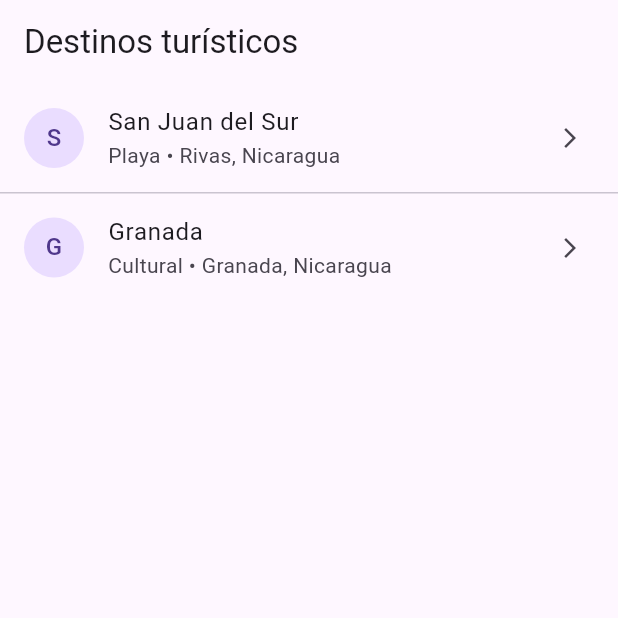
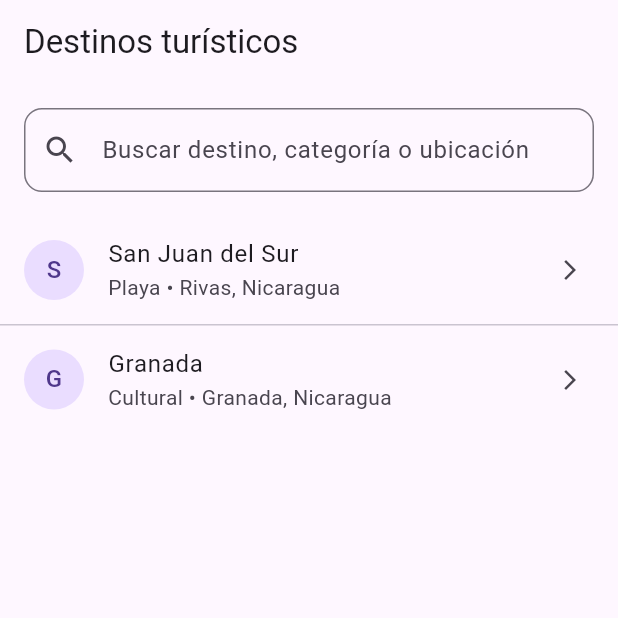
Before and after one commit to JeanMorales2/fama_app, a Flutter app: the screen it shows after launch, on a phone screen of 412 x 824 dp, the top half of it. Run offline on Flutter 3.47's test engine with Material 3 defaults, Android fonts, the phone set to English and light mode, and no system bars; our stand-ins replace flutter_map, latlong2.

Commit message:
feat: add offline search in destinations list

```diff
--- a/lib/presentation/pages/destinations_page.dart
+++ b/lib/presentation/pages/destinations_page.dart
@@ -16,8 +16,10 @@ class DestinationsPage extends StatefulWidget {
 class _DestinationsPageState extends State<DestinationsPage> {
   late final GetDestinations _getDestinations;
   List<Destination> _destinations = [];
+  List<Destination> _filteredDestinations = [];
   bool _isLoading = true;
   String? _errorMessage;
+  final TextEditingController _searchController = TextEditingController();
 
   @override
   void initState() {
@@ -32,11 +34,18 @@ class _DestinationsPageState extends State<DestinationsPage> {
     _loadDestinations();
   }
 
+  @override
+  void dispose() {
+    _searchController.dispose();
+    super.dispose();
+  }
+
   Future<void> _loadDestinations() async {
     try {
       final result = await _getDestinations();
       setState(() {
         _destinations = result;
+        _filteredDestinations = result;
         _isLoading = false;
       });
     } catch (e) {
@@ -45,6 +54,23 @@ class _DestinationsPageState extends State<DestinationsPage> {
         _isLoading = false;
       });
     }
+  }
+
+  void _filterDestinations(String query) {
+    final normalizedQuery = query.toLowerCase().trim();
+
+    setState(() {
+      if (normalizedQuery.isEmpty) {
+        _filteredDestinations = _destinations;
+        return;
+      }
+
+      _filteredDestinations = _destinations.where((destination) {
+        return destination.name.toLowerCase().contains(normalizedQuery) ||
+            destination.category.toLowerCase().contains(normalizedQuery) ||
+            destination.locationName.toLowerCase().contains(normalizedQuery);
+      }).toList();
+    });
   }
 
   @override
@@ -70,17 +96,32 @@ class _DestinationsPageState extends State<DestinationsPage> {
       );
     }
 
-    if (_destinations.isEmpty) {
-      return const Center(
-        child: Text('No hay destinos disponibles.'),
-      );
-    }
-
-    return ListView.separated(
-      itemCount: _destinations.length,
+    return Column(
+      children: [
+        Padding(
+          padding: const EdgeInsets.all(16),
+          child: TextField(
+            controller: _searchController,
+            onChanged: _filterDestinations,
+            decoration: InputDecoration(
+              hintText: 'Buscar destino, categoría o ubicación',
+              prefixIcon: const Icon(Icons.search),
+              border: OutlineInputBorder(
+                borderRadius: BorderRadius.circular(12),
+              ),
+            ),
+          ),
+        ),
+        Expanded(
+          child: _filteredDestinations.isEmpty
+              ? const Center(
+                  child: Text('No se encontraron destinos.'),
+                )
+              : ListView.separated(
+                  itemCount: _filteredDestinations.length,
                   separatorBuilder: (_, __) => const Divider(height: 1),
                   itemBuilder: (context, index) {
-        final destination = _destinations[index];
+                    final destination = _filteredDestinations[index];
 
                     return ListTile(
                       leading: CircleAvatar(
@@ -90,7 +131,8 @@ class _DestinationsPageState extends State<DestinationsPage> {
                       subtitle: Text(
                         '${destination.category} • ${destination.locationName}',
                       ),
-          trailing: const Icon(Icons.arrow_forward_ios, size: 16),
+                      trailing:
+                          const Icon(Icons.arrow_forward_ios, size: 16),
                       onTap: () {
                         Navigator.push(
                           context,
@@ -103,6 +145,9 @@ class _DestinationsPageState extends State<DestinationsPage> {
                       },
                     );
                   },
+                ),
+        ),
+      ],
     );
   }
 }
```
Lines whose indentation alone changed are shown as unchanged.
